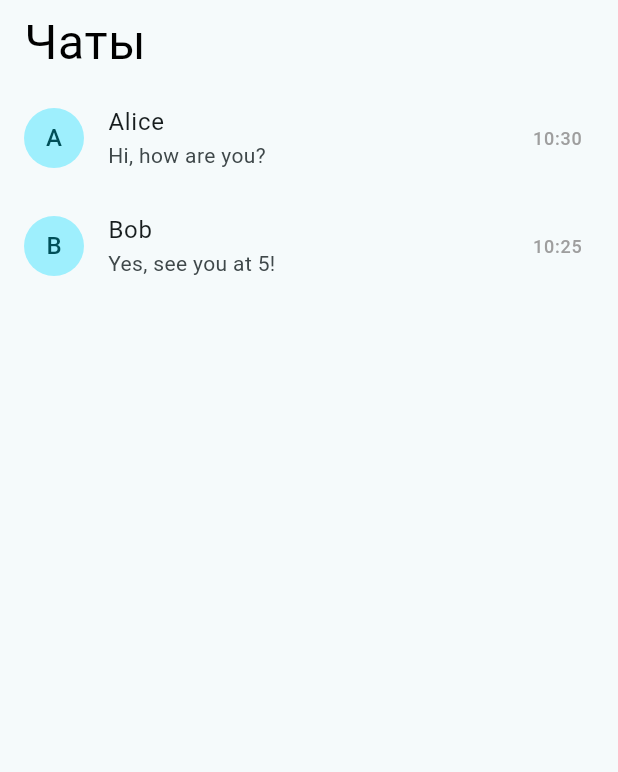
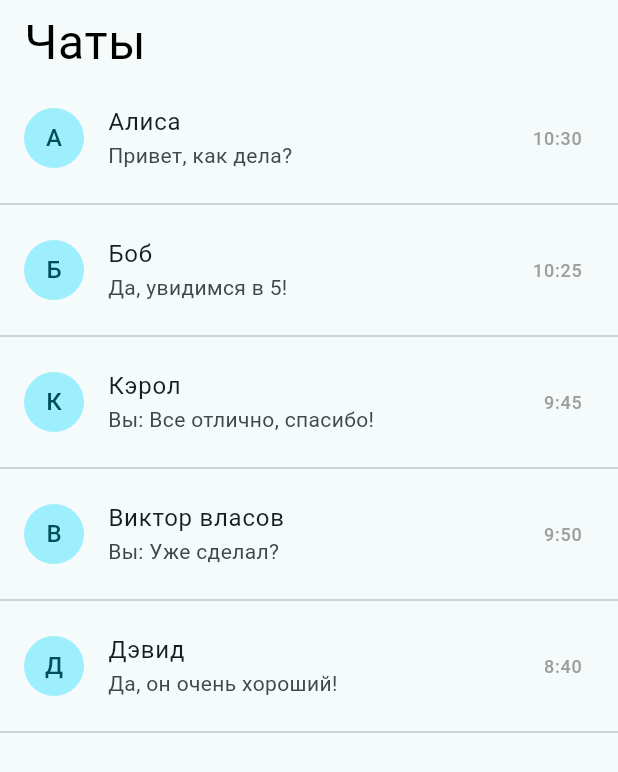
Before and after one commit to zhbekaa/messenger_test_task, a Flutter app: the screen it shows after launch, on a phone screen of 412 x 824 dp. Shown: the top 772 px of the screen. Run offline on Flutter 3.47's test engine with Material 3 defaults, Android fonts, the phone set to English and light mode, and no system bars; our stand-ins replace flutter_svg.

Commit message:
fixed layout and date formatting

```diff
--- a/lib/screens/chat_list_screen.dart
+++ b/lib/screens/chat_list_screen.dart
@@ -1,4 +1,5 @@
 import 'package:flutter/material.dart';
+import 'package:intl/intl.dart';
 import '../domain/models/chat_models.dart';
 import '../widgets/chat_preview.dart';
 
@@ -6,33 +7,95 @@ import '../widgets/chat_preview.dart';
 class ChatListScreen extends StatelessWidget {
   final List<Chat> chats = [
     Chat(
-      userName: "Alice",
+      userName: "Алиса",
       messages: [
         ChatMessage(
-          text: "Hello!",
+          text: "Привет!",
           isSentByMe: true,
           timestamp: DateTime.now().subtract(const Duration(minutes: 1)),
         ),
         ChatMessage(
-          text: "Hi, how are you?",
+          text: "Привет, как дела?",
           isSentByMe: false,
           timestamp: DateTime.now(),
         ),
       ],
     ),
     Chat(
-      userName: "Bob",
+      userName: "Боб",
       messages: [
         ChatMessage(
           text:
-              "Are we still on for today? Are we still on for todayAre we still on for todayAre we still on for todayAre we still on for todayAre we still on for todayAre we still on for todayAre we still on for today",
+              "Мы еще встречаемся сегодня? Мы еще встречаемся сегодня? Мы еще встречаемся сегодня? Мы еще встречаемся сегодня? Мы еще встречаемся сегодня? Мы еще встречаемся сегодня? Мы еще встречаемся сегодня? Мы еще встречаемся сегодня?",
           isSentByMe: true,
           timestamp: DateTime.now().subtract(const Duration(minutes: 30)),
         ),
         ChatMessage(
-          text: "Yes, see you at 5!",
+          text: "Да, увидимся в 5!",
           isSentByMe: false,
           timestamp: DateTime.now().subtract(const Duration(minutes: 5)),
+        ),
+      ],
+    ),
+    Chat(
+      userName: "Кэрол",
+      messages: [
+        ChatMessage(
+          text: "Привет!",
+          isSentByMe: true,
+          timestamp: DateTime.now().subtract(const Duration(hours: 1)),
+        ),
+        ChatMessage(
+          text: "Привет Кэрол, как прошел день?",
+          isSentByMe: false,
+          timestamp: DateTime.now().subtract(const Duration(minutes: 50)),
+        ),
+        ChatMessage(
+          text: "Все отлично, спасибо!",
+          isSentByMe: true,
+          timestamp: DateTime.now().subtract(const Duration(minutes: 45)),
+        ),
+      ],
+    ),
+    Chat(
+      userName: "Виктор власов",
+      messages: [
+        ChatMessage(
+            text: "Сделай мне кофе пожалуйста!",
+            isSentByMe: true,
+            timestamp:
+                DateFormat('dd-MM-yyyy HH:mm').parse('27-01-2023 21:44')),
+        ChatMessage(
+            text: "Хорошо",
+            isSentByMe: false,
+            timestamp:
+                DateFormat('dd-MM-yyyy HH:mm').parse('27-01-2023 21:44')),
+        ChatMessage(
+          text: "Уже сделал?",
+          isSentByMe: true,
+          timestamp: DateTime.now().subtract(const Duration(minutes: 40)),
+        ),
+      ],
+    ),
+    Chat(
+      userName: "Дэвид",
+      messages: [
+        ChatMessage(
+          text: "Привет Дэвид, ты видел новый фильм?",
+          isSentByMe: false,
+          timestamp: DateTime.now().subtract(const Duration(hours: 2)),
+        ),
+        ChatMessage(
+          text: "Еще нет, он хороший?",
+          isSentByMe: true,
+          timestamp:
+              DateTime.now().subtract(const Duration(hours: 1, minutes: 55)),
+        ),
+        ChatMessage(
+          text: "Да, он очень хороший!",
+          isSentByMe: false,
+          timestamp:
+              DateTime.now().subtract(const Duration(hours: 1, minutes: 50)),
         ),
       ],
     ),
@@ -48,7 +111,9 @@ class ChatListScreen extends StatelessWidget {
 
           title: Text(
             'Чаты',
-            style: TextStyle(color: Colors.black, fontSize: 32), // Ensure text color is white
+            style: TextStyle(
+                color: Colors.black,
+                fontSize: 32), // Ensure text color is white
           ),
         ),
       ),
@@ -56,13 +121,9 @@ class ChatListScreen extends StatelessWidget {
         itemCount: chats.length,
         itemBuilder: (context, index) {
           final chat = chats[index];
-          return ChatPreview(chat: chat);
+          return Column(children: [ChatPreview(chat: chat), const Divider()]);
         },
       ),
     );
   }
 }
-
-void main() => runApp(MaterialApp(
-      home: ChatListScreen(),
-    ));
--- a/lib/screens/chat_screen.dart
+++ b/lib/screens/chat_screen.dart
@@ -12,7 +12,27 @@ class ChatScreen extends StatelessWidget {
 
   @override
   Widget build(BuildContext context) {
-    List<DateTime> messageDates = [];
+    String getFormattedDate(DateTime messageDate) {
+      DateTime now = DateTime.now();
+
+      // Check if the message was sent today
+      if (now.year == messageDate.year &&
+          now.month == messageDate.month &&
+          now.day == messageDate.day) {
+        return 'Сегодня';
+      }
+
+      // Check if the message was sent yesterday
+      DateTime yesterday = now.subtract(const Duration(days: 1));
+      if (yesterday.year == messageDate.year &&
+          yesterday.month == messageDate.month &&
+          yesterday.day == messageDate.day) {
+        return 'Вчера';
+      }
+
+      // Otherwise, format the date normally
+      return DateFormat('dd.MM.yy').format(messageDate);
+    }
 
     return Scaffold(
       appBar: AppBar(
@@ -36,13 +56,13 @@ class ChatScreen extends StatelessWidget {
               itemBuilder: (context, index) {
                 final message = chat.messages[index];
                 DateTime messageDate = message.timestamp;
-                debugPrint(messageDate.toString());
-                String formattedDate = DateFormat('dd.MM.yy').format(messageDate);
+                String formattedDate = getFormattedDate(messageDate);
 
                 // Check if this message's date is different from the previous one
                 bool showDivider = true;
                 if (index > 0) {
-                  DateTime previousMessageDate = chat.messages[index - 1].timestamp;
+                  DateTime previousMessageDate =
+                      chat.messages[index - 1].timestamp;
                   if (messageDate.year == previousMessageDate.year &&
                       messageDate.month == previousMessageDate.month &&
                       messageDate.day == previousMessageDate.day) {
@@ -59,6 +79,11 @@ class ChatScreen extends StatelessWidget {
                 // Add the ChatBubble for the current message
                 messageWidgets.add(ChatBubble(message: message));
 
+                // Add a SizedBox for spacing between messages
+                if (index < chat.messages.length - 1) {
+                  messageWidgets.add(const SizedBox(height: 10)); // Adjust the height as needed
+                }
+
                 return Column(
                   crossAxisAlignment: CrossAxisAlignment.start,
                   children: messageWidgets,
```
